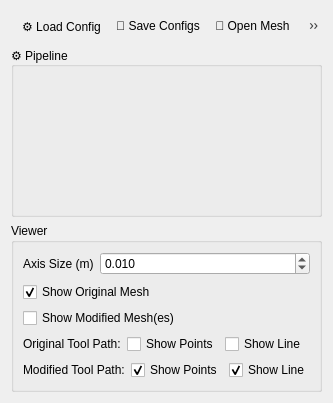
Old version of the form noether_gui/ui/tpp_widget.ui in the repository ros-industrial/noether.
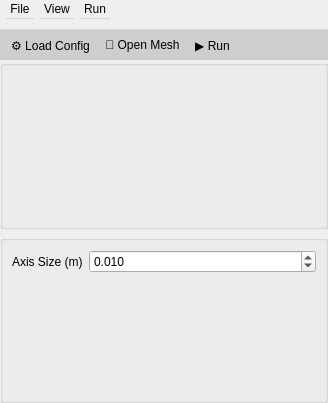
New version of the form.

Commit message: Moved view menu to menuBar and removed some borders

```diff
--- a/noether_gui/ui/tpp_widget.ui
+++ b/noether_gui/ui/tpp_widget.ui
@@ -13,7 +13,49 @@
   <property name="windowTitle">
    <string>Form</string>
   </property>
-  <layout class="QVBoxLayout" name="verticalLayout_3">
+  <layout class="QVBoxLayout" name="verticalLayout">
+   <property name="margin">
+    <number>0</number>
+    </property>
+    <property name="spacing">
+     <number>0</number>
+    </property>
+    <item>
+    <widget class="QMenuBar" name="menubar">
+     <property name="maximumSize">
+      <size>
+       <width>16777215</width>
+       <height>30</height>
+      </size>
+     </property>
+      <widget class="QMenu" name="menuConfigFile">
+       <property name="title">
+        <string>File</string>
+       </property>
+       <addaction name="action_loadConfig"/>
+       <addaction name="action_saveConfig"/>
+      </widget>
+      <widget class="QMenu" name="menuView">
+       <property name="title">
+        <string>View</string>
+       </property>
+       <addaction name="action_showOriginalMesh"/>
+       <addaction name="action_showModifiedMesh"/>
+       <addaction name="action_showOriginalToolPath"/>
+       <addaction name="action_showModifiedToolPath"/>
+      </widget>
+      <widget class="QMenu" name="menuRun">
+       <property name="title">
+        <string>Run</string>
+       </property>
+       <addaction name="action_loadMesh"/>
+       <addaction name="action_executePipeline"/>
+      </widget>
+      <addaction name="menuConfigFile"/>
+      <addaction name="menuView"/>
+      <addaction name="menuRun"/>
+    </widget>
+   </item>
    <item>
     <widget class="QToolBar" name="toolbar">
      <property name="maximumSize">
@@ -22,8 +64,10 @@
        <height>30</height>
       </size>
      </property>
+     <property name="styleSheet">
+      <string>background-color: #cecece;</string>
+     </property>
      <addaction name="action_loadConfig"/>
-     <addaction name="action_saveConfig"/>
      <addaction name="action_loadMesh"/>
      <addaction name="action_executePipeline"/>
     </widget>
@@ -43,21 +87,27 @@
       <layout class="QVBoxLayout" name="verticalLayout">
        <item>
         <widget class="QGroupBox" name="group_box_configuration">
-         <property name="title">
-          <string>⚙️ Pipeline</string>
-         </property>
          <layout class="QVBoxLayout" name="verticalLayout_2">
-          <item>
-           <widget class="QWidget" name="widget" native="true"/>
-          </item>
+            <property name="leftMargin">
+              <number>0</number>
+            </property>
+            <property name="topMargin">
+              <number>0</number>
+            </property>
+            <property name="rightMargin">
+              <number>0</number>
+            </property>
+            <property name="bottomMargin">
+              <number>0</number>
+            </property>
+            <item>
+              <widget class="QWidget" name="widget" native="true"/>
+            </item>
          </layout>
         </widget>
        </item>
        <item>
         <widget class="QGroupBox" name="groupBox">
-         <property name="title">
-          <string>Viewer</string>
-         </property>
          <layout class="QVBoxLayout" name="verticalLayout_4">
           <item>
            <layout class="QFormLayout" name="formLayout">
@@ -86,114 +136,6 @@
             </item>
            </layout>
           </item>
-          <item>
-           <widget class="QCheckBox" name="check_box_show_original_mesh">
-            <property name="text">
-             <string>Show Original Mesh</string>
-            </property>
-            <property name="checked">
-             <bool>true</bool>
-            </property>
-            <property name="tristate">
-             <bool>false</bool>
-            </property>
-           </widget>
-          </item>
-          <item>
-           <widget class="QCheckBox" name="check_box_show_modified_mesh">
-            <property name="text">
-             <string>Show Modified Mesh(es)</string>
-            </property>
-           </widget>
-          </item>
-          <item>
-            <layout class="QHBoxLayout" name="horizontalLayout_originalToolPath">
-              <item>
-                <widget class="QLabel" name="label_4">
-                  <property name="text">
-                    <string>Original Tool Path:</string>
-                  </property>
-                </widget>
-              </item>
-              <item>
-                <widget class="QCheckBox" name="check_box_show_original_tool_path">
-                    <property name="text">
-                      <string>Show Points</string>
-                    </property>
-                </widget>
-              </item>
-              <item>
-                <widget class="QCheckBox" name="check_box_show_original_connected_path">
-                    <property name="text">
-                      <string>Show Line</string>
-                    </property>
-                </widget>
-              </item>
-              <item>
-              <spacer>
-                <property name="orientation">
-                  <enum>Qt::Horizontal</enum>
-                </property>
-                <property name="sizeType">
-                  <enum>QSizePolicy::Expanding</enum>
-                </property>
-                <property name="sizeHint" stdset="0">
-                  <size>
-                    <width>0</width>
-                    <height>0</height>
-                  </size>
-                </property>
-              </spacer>
-              </item>
-            </layout>
-          </item>
-          <item>
-          <layout class="QHBoxLayout" name="horizonalLayout_modifiedToolPath">
-            <item>
-              <widget class="QLabel" name="label_3">
-                <property name="text">
-                  <string>Modified Tool Path:</string>
-                </property>
-              </widget>
-            </item>
-            <item>
-              <widget class="QCheckBox" name="check_box_show_modified_tool_path">
-                <property name="text">
-                  <string>Show Points</string>
-                </property>
-                <property name="checked">
-                  <bool>true</bool>
-                </property>
-              </widget>
-            </item>
-            <item>
-              <widget class="QCheckBox" name="check_box_show_modified_connected_path">
-                <property name="text">
-                  <string>Show Line</string>
-                </property>
-                <property name="checked">
-                  <bool>true</bool>
-                </property>
-              </widget>
-            </item>
-            <item>
-              <spacer>
-                <property name="orientation">
-                  <enum>Qt::Horizontal</enum>
-                </property>
-                <property name="sizeType">
-                  <enum>QSizePolicy::Expanding</enum>
-                </property>
-                <property name="sizeHint" stdset="0">
-                  <size>
-                    <width>0</width>
-                    <height>0</height>
-                  </size>
-                </property>
-              </spacer>
-            </item>
-          </layout>
-          </item>
          </layout>
         </widget>
        </item>
```
Left out of the diff: 60 changed lines with no effect on the pictures. The commit also changes 3 other files.
